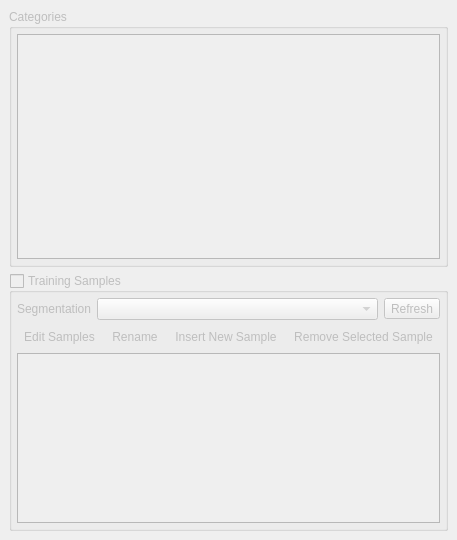
The window that CDTStudio/Docks/cdttrainingsampledockwidget.ui (chenguanzhou/CDTStudio) describes before a commit, drawn with Qt 5.
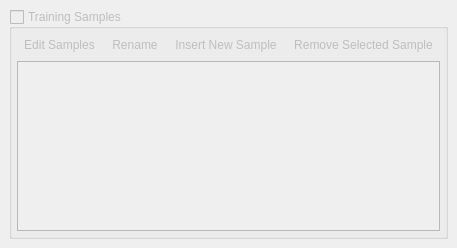
The same window after the commit. Icons and pictures are not drawn.

Diff of the .ui file:
```diff
--- a/CDTStudio/Docks/cdttrainingsampledockwidget.ui
+++ b/CDTStudio/Docks/cdttrainingsampledockwidget.ui
@@ -10,7 +10,7 @@
     <x>0</x>
     <y>0</y>
     <width>292</width>
-    <height>540</height>
+    <height>248</height>
    </rect>
   </property>
   <property name="windowTitle">
@@ -18,43 +18,6 @@
   </property>
   <widget class="QWidget" name="dockWidgetContents">
    <layout class="QVBoxLayout" name="verticalLayout_2">
-    <item>
-     <widget class="QGroupBox" name="groupBox">
-      <property name="sizePolicy">
-       <sizepolicy hsizetype="Preferred" vsizetype="Preferred">
-        <horstretch>0</horstretch>
-        <verstretch>1</verstretch>
-       </sizepolicy>
-      </property>
-      <property name="title">
-       <string>Categories</string>
-      </property>
-      <layout class="QVBoxLayout" name="verticalLayout">
-       <property name="leftMargin">
-        <number>5</number>
-       </property>
-       <property name="topMargin">
-        <number>5</number>
-       </property>
-       <property name="rightMargin">
-        <number>5</number>
-       </property>
-       <property name="bottomMargin">
-        <number>5</number>
-       </property>
-       <item>
-        <widget class="QTableView" name="tableView">
-         <property name="selectionMode">
-          <enum>QAbstractItemView::SingleSelection</enum>
-         </property>
-         <property name="selectionBehavior">
-          <enum>QAbstractItemView::SelectRows</enum>
-         </property>
-        </widget>
-       </item>
-      </layout>
-     </widget>
-    </item>
     <item>
      <widget class="QGroupBox" name="groupBoxSamples">
       <property name="sizePolicy">
@@ -100,43 +63,6 @@
           <property name="bottomMargin">
            <number>0</number>
           </property>
-          <item>
-           <layout class="QHBoxLayout" name="horizontalLayout">
-            <property name="spacing">
-             <number>6</number>
-            </property>
-            <item>
-             <widget class="QLabel" name="label">
-              <property name="sizePolicy">
-               <sizepolicy hsizetype="Fixed" vsizetype="Preferred">
-                <horstretch>0</horstretch>
-                <verstretch>0</verstretch>
-               </sizepolicy>
-              </property>
-              <property name="text">
-               <string>Segmentation</string>
-              </property>
-             </widget>
-            </item>
-            <item>
-             <widget class="QComboBox" name="comboBox"/>
-            </item>
-            <item>
-             <widget class="QToolButton" name="toolButtonRefresh">
-              <property name="toolTip">
-               <string>Refresh</string>
-              </property>
-              <property name="text">
-               <string>Refresh</string>
-              </property>
-              <property name="icon">
-               <iconset resource="../../resource.qrc">
-                <normaloff>:/Icon/Refresh.png</normaloff>:/Icon/Refresh.png</iconset>
-              </property>
-             </widget>
-            </item>
-           </layout>
-          </item>
           <item>
            <layout class="QHBoxLayout" name="horizontalLayout_2">
             <property name="spacing">
```
Left out of the diff: 77 changed lines with no effect on the pictures.
